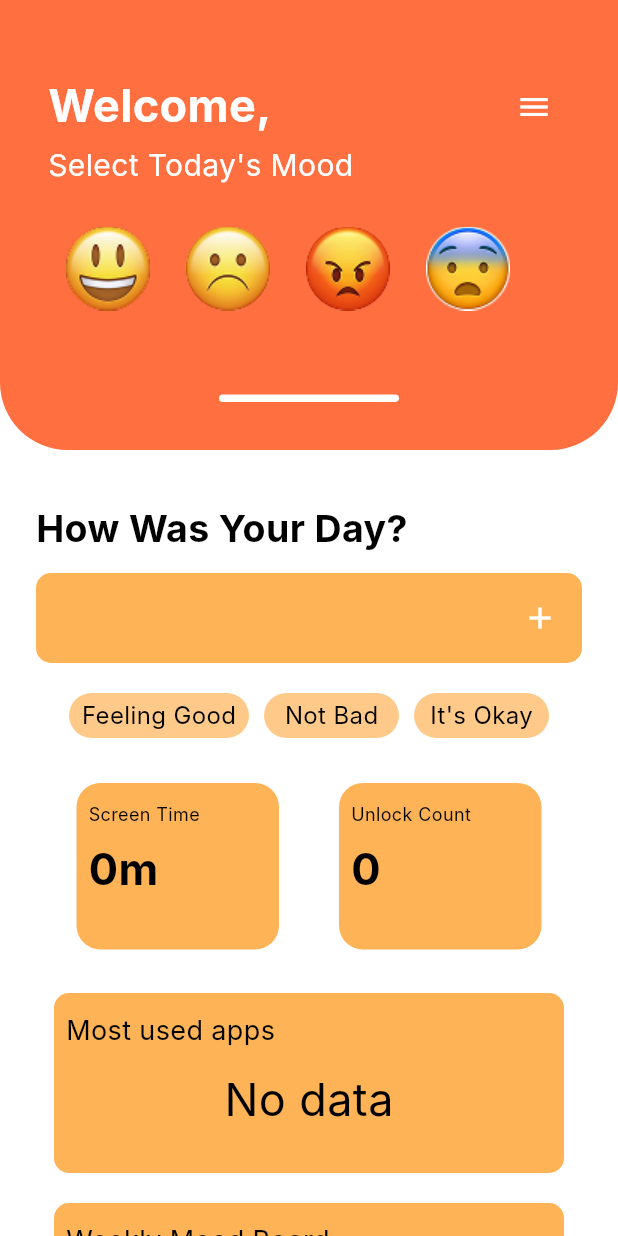
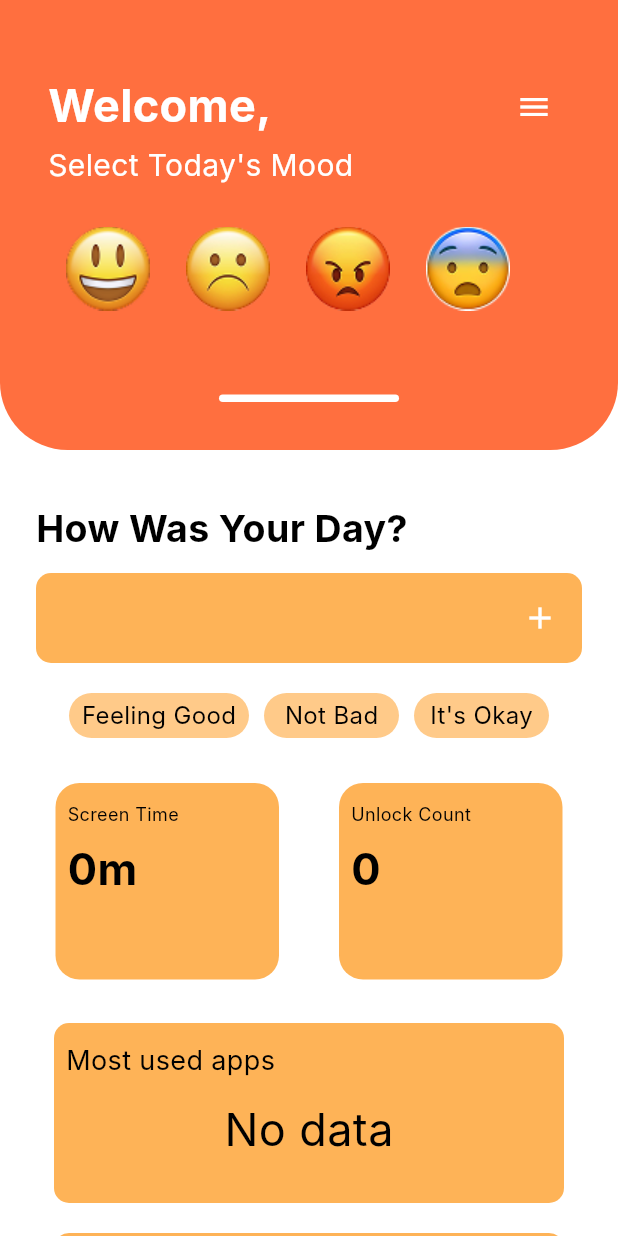
Before and after one commit to SahilShameerDev/mindtrack, a Flutter app: the screen it shows after launch, on a phone screen of 412 x 824 dp. Run offline on Flutter 3.47's test engine with Material 3 defaults, Android fonts, the phone set to English and light mode, and no system bars; our stand-ins replace fl_chart, hive_flutter; accounts and stored records are empty; Roboto replaces fonts that are missing (Inter).

Commit message:
UI Updated

```diff
--- a/lib/pages/home_pages.dart
+++ b/lib/pages/home_pages.dart
@@ -408,8 +408,8 @@ class _HomePageState extends State<HomePage> {
                         Navigator.pushNamed(context, '/screen-time');
                       },
                       child: Container(
-                        width: 135,
-                        height: 111,
+                        width: 149,
+                        height: 131,
                         decoration: BoxDecoration(
                           color: Color.fromARGB(168, 254, 140, 0),
                           borderRadius: BorderRadius.all(Radius.circular(16)),
@@ -456,8 +456,8 @@ class _HomePageState extends State<HomePage> {
                         Navigator.pushNamed(context, '/unlock-count');
                       },
                       child: Container(
-                        width: 135,
-                        height: 111,
+                        width: 149,
+                        height: 131,
                         decoration: BoxDecoration(
                         color: Color.fromARGB(168, 254, 140, 0),
                         borderRadius: BorderRadius.all(Radius.circular(16)),
@@ -554,21 +554,18 @@ class _HomePageState extends State<HomePage> {
             SizedBox(height: 20),
             // Weekly Mood Board
                   Container(
-                    height: 200,
+                  height: 270,
                   width: 340,
                   decoration: BoxDecoration(
                     color: Color.fromARGB(168, 254, 140, 0),
                     borderRadius: BorderRadius.circular(10),
                   ),
                   child: Padding(
-                          padding: const EdgeInsets.all(8.0),
+                    padding: const EdgeInsets.all(16.0),
                     child: Column(
                       crossAxisAlignment: CrossAxisAlignment.start,
-                            mainAxisAlignment: MainAxisAlignment.start,
                       children: [
-                              Padding(
-                                padding: const EdgeInsets.symmetric(vertical: 4.0),
-                                child: Text(
+                        Text(
                           'Weekly Mood Board',
                           style: TextStyle(
                             color: Colors.black,
@@ -577,6 +574,22 @@ class _HomePageState extends State<HomePage> {
                             fontFamily: 'Inter',
                           ),
                         ),
+                        SizedBox(height: 20),
+                        Expanded(
+                          child: _buildMoodChart(),
+                        ),
+                        SizedBox(height: 10),
+                        Row(
+                          mainAxisAlignment: MainAxisAlignment.spaceEvenly,
+                          children: [
+                            _buildDayMoodColumn('Mon', weeklyMoods['Monday'] ?? 0),
+                            _buildDayMoodColumn('Tue', weeklyMoods['Tuesday'] ?? 0),
+                            _buildDayMoodColumn('Wed', weeklyMoods['Wednesday'] ?? 0),
+                            _buildDayMoodColumn('Thu', weeklyMoods['Thursday'] ?? 0),
+                            _buildDayMoodColumn('Fri', weeklyMoods['Friday'] ?? 0),
+                            _buildDayMoodColumn('Sat', weeklyMoods['Saturday'] ?? 0),
+                            _buildDayMoodColumn('Sun', weeklyMoods['Sunday'] ?? 0),
+                          ],
                         ),
                       ],
                     ),
@@ -667,48 +680,7 @@ class _HomePageState extends State<HomePage> {
                 SizedBox(height: 20),
                 // Weekly Mood Board
                 SizedBox(height: 20),
-                Container(
-                  height: 270,
-                  width: 340,
-                  decoration: BoxDecoration(
-                    color: Color.fromARGB(168, 254, 140, 0),
-                    borderRadius: BorderRadius.circular(10),
-                  ),
-                  child: Padding(
-                    padding: const EdgeInsets.all(16.0),
-                    child: Column(
-                      crossAxisAlignment: CrossAxisAlignment.start,
-                      children: [
-                        Text(
-                          'Weekly Mood Board',
-                          style: TextStyle(
-                            color: Colors.black,
-                            fontSize: 18,
-                            fontWeight: FontWeight.w400,
-                            fontFamily: 'Inter',
-                          ),
-                        ),
-                        SizedBox(height: 20),
-                        Expanded(
-                          child: _buildMoodChart(),
-                        ),
-                        SizedBox(height: 10),
-                        Row(
-                          mainAxisAlignment: MainAxisAlignment.spaceEvenly,
-                          children: [
-                            _buildDayMoodColumn('Mon', weeklyMoods['Monday'] ?? 0),
-                            _buildDayMoodColumn('Tue', weeklyMoods['Tuesday'] ?? 0),
-                            _buildDayMoodColumn('Wed', weeklyMoods['Wednesday'] ?? 0),
-                            _buildDayMoodColumn('Thu', weeklyMoods['Thursday'] ?? 0),
-                            _buildDayMoodColumn('Fri', weeklyMoods['Friday'] ?? 0),
-                            _buildDayMoodColumn('Sat', weeklyMoods['Saturday'] ?? 0),
-                            _buildDayMoodColumn('Sun', weeklyMoods['Sunday'] ?? 0),
-                          ],
-                        ),
-                      ],
-                    ),
-                  ),
-                ),
+
           ],
         ),
         ),
```
Lines whose indentation alone changed are shown as unchanged.
